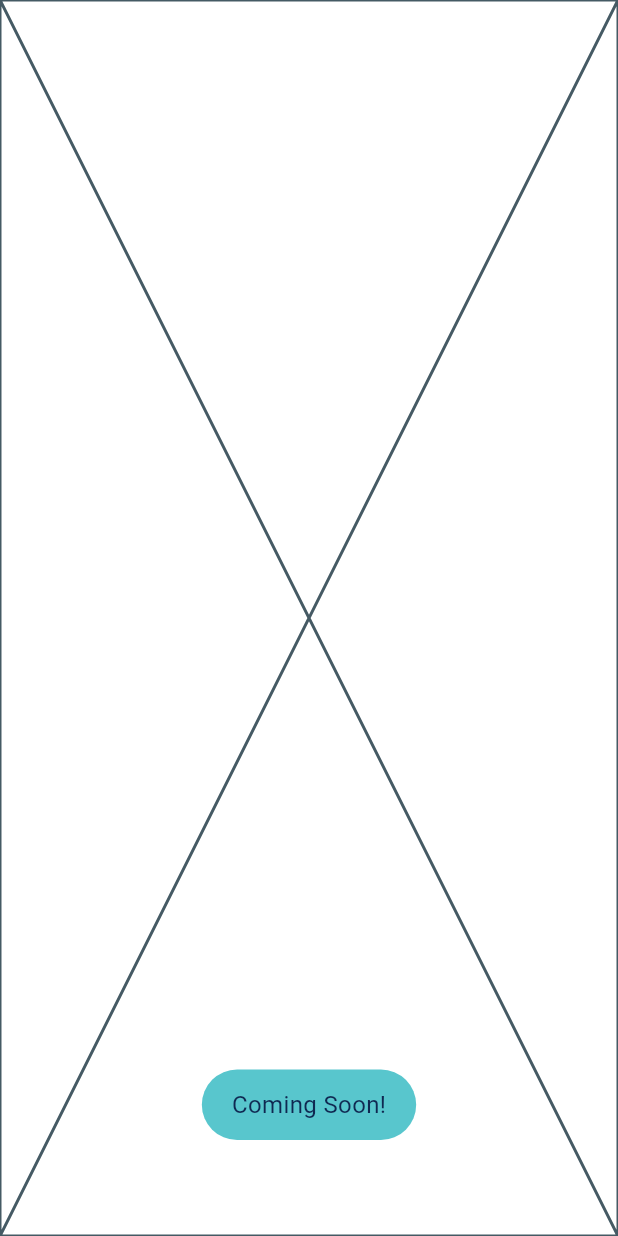
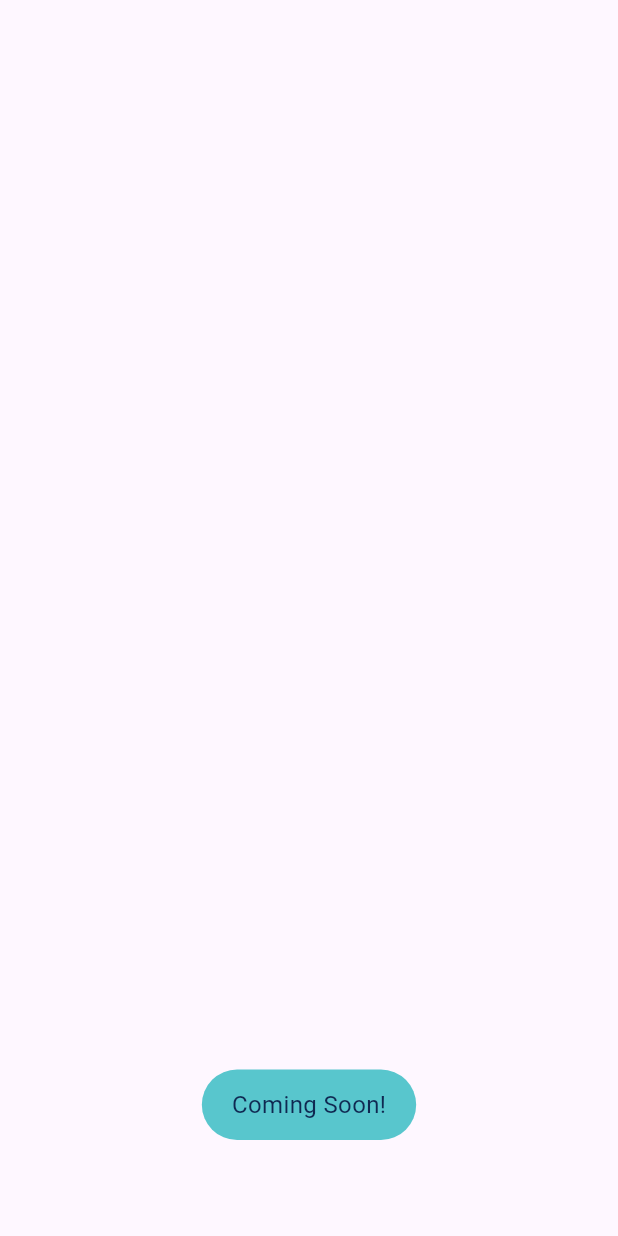
Before and after one commit to eslamohammed/pertium_finance, a Flutter app: the screen it shows after launch, after a tap on "Skip", after a tap on "Login", on a phone screen of 412 x 824 dp. Run offline on Flutter 3.47's test engine with Material 3 defaults, Android fonts, the phone set to English and light mode, and no system bars; our stand-ins replace flutter_svg, fluttertoast.

```diff
--- a/lib/screens/home/home_screen.dart
+++ b/lib/screens/home/home_screen.dart
@@ -10,6 +10,10 @@ class HomeScreen extends StatefulWidget {
 class _HomeScreenState extends State<HomeScreen> {
   @override
   Widget build(BuildContext context) {
-    return const Placeholder();
+    return Scaffold(
+      body: Center(
+
+      ),
+    );
   }
 }
```
